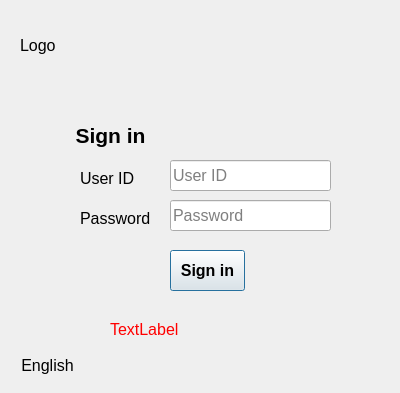
The window that uiforms/login.ui (initprog/QPos) describes before a commit, drawn with Qt 5.
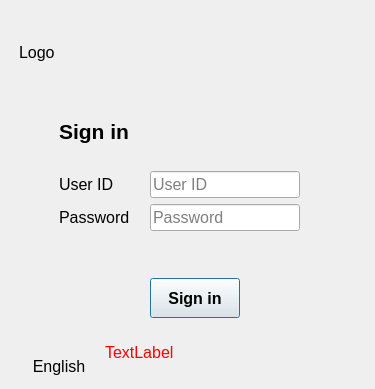
The same window after the commit. Icons and pictures are not drawn.

Commit message: Add layout to login form

What changed in the file:
```diff
--- a/uiforms/login.ui
+++ b/uiforms/login.ui
@@ -9,8 +9,8 @@
    <rect>
     <x>0</x>
     <y>0</y>
-    <width>400</width>
-    <height>393</height>
+    <width>375</width>
+    <height>389</height>
    </rect>
   </property>
   <property name="sizePolicy">
@@ -31,59 +31,103 @@
    <iconset theme="dialog-password">
     <normaloff>.</normaloff>.</iconset>
   </property>
-  <widget class="QPushButton" name="signinButton">
+  <widget class="QWidget" name="verticalLayoutWidget">
    <property name="geometry">
     <rect>
-     <x>170</x>
-     <y>250</y>
-     <width>75</width>
-     <height>41</height>
+     <x>-1</x>
+     <y>-10</y>
+     <width>371</width>
+     <height>401</height>
     </rect>
    </property>
-   <property name="font">
-    <font>
-     <pointsize>12</pointsize>
-     <bold>true</bold>
-    </font>
-   </property>
-   <property name="cursor">
-    <cursorShape>PointingHandCursor</cursorShape>
-   </property>
+   <layout class="QVBoxLayout" name="verticalLayout">
+    <property name="leftMargin">
+     <number>20</number>
+    </property>
+    <property name="topMargin">
+     <number>30</number>
+    </property>
+    <property name="rightMargin">
+     <number>30</number>
+    </property>
+    <property name="bottomMargin">
+     <number>0</number>
+    </property>
+    <item>
+     <widget class="QLabel" name="logo">
+      <property name="sizePolicy">
+       <sizepolicy hsizetype="Fixed" vsizetype="Fixed">
+        <horstretch>0</horstretch>
+        <verstretch>0</verstretch>
+       </sizepolicy>
+      </property>
+      <property name="minimumSize">
+       <size>
+        <width>64</width>
+        <height>64</height>
+       </size>
+      </property>
+      <property name="maximumSize">
+       <size>
+        <width>64</width>
+        <height>64</height>
+       </size>
+      </property>
    <property name="text">
-    <string>Sign in</string>
-   </property>
-   <property name="autoDefault">
-    <bool>false</bool>
-   </property>
-   <property name="default">
-    <bool>true</bool>
-   </property>
-   <property name="flat">
-    <bool>false</bool>
-   </property>
-  </widget>
+       <string>Logo</string>
+      </property>
+     </widget>
+    </item>
+    <item>
+     <spacer name="verticalSpacer">
+      <property name="orientation">
+       <enum>Qt::Vertical</enum>
+      </property>
+      <property name="sizeHint" stdset="0">
+       <size>
+        <width>20</width>
+        <height>40</height>
+       </size>
+      </property>
+     </spacer>
+    </item>
+    <item>
+     <layout class="QFormLayout" name="formLayout">
+      <property name="horizontalSpacing">
+       <number>20</number>
+      </property>
+      <property name="leftMargin">
+       <number>40</number>
+      </property>
+      <property name="rightMargin">
+       <number>40</number>
+      </property>
+      <property name="bottomMargin">
+       <number>10</number>
+      </property>
+      <item row="3" column="0">
+       <widget class="QLabel" name="userLabel">
+        <property name="text">
+         <string>User ID</string>
+        </property>
+       </widget>
+      </item>
+      <item row="3" column="1">
   <widget class="QLineEdit" name="userEdit">
-   <property name="geometry">
-    <rect>
-     <x>170</x>
-     <y>160</y>
-     <width>161</width>
-     <height>31</height>
-    </rect>
-   </property>
    <property name="placeholderText">
     <string>User ID</string>
    </property>
   </widget>
+      </item>
+      <item row="4" column="0">
+       <widget class="QLabel" name="pwdLabel">
+        <property name="text">
+         <string>Password</string>
+        </property>
+       </widget>
+      </item>
+      <item row="4" column="1">
   <widget class="QLineEdit" name="pwdEdit">
-   <property name="geometry">
-    <rect>
-     <x>170</x>
-     <y>200</y>
-     <width>161</width>
-     <height>31</height>
-    </rect>
-   </property>
    <property name="echoMode">
     <enum>QLineEdit::Password</enum>
    </property>
@@ -91,40 +135,64 @@
     <string>Password</string>
    </property>
   </widget>
-  <widget class="QLabel" name="userLabel">
-   <property name="geometry">
-    <rect>
-     <x>80</x>
-     <y>170</y>
-     <width>81</width>
-     <height>16</height>
-    </rect>
-   </property>
-   <property name="text">
-    <string>User ID</string>
-   </property>
-  </widget>
-  <widget class="QLabel" name="pwdLabel">
-   <property name="geometry">
-    <rect>
-     <x>80</x>
-     <y>210</y>
-     <width>71</width>
-     <height>16</height>
-    </rect>
-   </property>
+      </item>
+      <item row="6" column="1">
+       <widget class="QPushButton" name="signinButton">
+        <property name="sizePolicy">
+         <sizepolicy hsizetype="Fixed" vsizetype="Fixed">
+          <horstretch>0</horstretch>
+          <verstretch>0</verstretch>
+         </sizepolicy>
+        </property>
+        <property name="minimumSize">
+         <size>
+          <width>90</width>
+          <height>40</height>
+         </size>
+        </property>
+        <property name="font">
+         <font>
+          <pointsize>12</pointsize>
+          <bold>true</bold>
+         </font>
+        </property>
+        <property name="cursor">
+         <cursorShape>PointingHandCursor</cursorShape>
+        </property>
    <property name="text">
-    <string>Password</string>
-   </property>
-  </widget>
+         <string>Sign in</string>
+        </property>
+        <property name="autoDefault">
+         <bool>false</bool>
+        </property>
+        <property name="default">
+         <bool>true</bool>
+        </property>
+        <property name="flat">
+         <bool>false</bool>
+        </property>
+       </widget>
+      </item>
+      <item row="5" column="1">
+       <spacer name="verticalSpacer_2">
+        <property name="orientation">
+         <enum>Qt::Vertical</enum>
+        </property>
+        <property name="sizeHint" stdset="0">
+         <size>
+          <width>20</width>
+          <height>40</height>
+         </size>
+        </property>
+       </spacer>
+      </item>
+      <item row="1" column="0">
   <widget class="QLabel" name="title_label">
-   <property name="geometry">
-    <rect>
-     <x>70</x>
-     <y>120</y>
-     <width>81</width>
-     <height>31</height>
-    </rect>
+        <property name="sizePolicy">
+         <sizepolicy hsizetype="Fixed" vsizetype="Fixed">
+          <horstretch>0</horstretch>
+          <verstretch>0</verstretch>
+         </sizepolicy>
    </property>
    <property name="font">
     <font>
@@ -138,15 +206,48 @@
    <property name="alignment">
     <set>Qt::AlignCenter</set>
    </property>
-  </widget>
+        <property name="margin">
+         <number>0</number>
+        </property>
+       </widget>
+      </item>
+      <item row="2" column="1">
+       <spacer name="verticalSpacer_4">
+        <property name="orientation">
+         <enum>Qt::Vertical</enum>
+        </property>
+        <property name="sizeHint" stdset="0">
+         <size>
+          <width>20</width>
+          <height>20</height>
+         </size>
+        </property>
+       </spacer>
+      </item>
+     </layout>
+    </item>
+    <item>
+     <spacer name="verticalSpacer_3">
+      <property name="orientation">
+       <enum>Qt::Vertical</enum>
+      </property>
+      <property name="sizeHint" stdset="0">
+       <size>
+        <width>20</width>
+        <height>20</height>
+       </size>
+      </property>
+     </spacer>
+    </item>
+    <item>
+     <layout class="QHBoxLayout" name="horizontalLayout" stretch="0,1">
+      <item>
   <widget class="QPushButton" name="langButton">
-   <property name="geometry">
-    <rect>
-     <x>10</x>
-     <y>350</y>
-     <width>75</width>
-     <height>31</height>
-    </rect>
+        <property name="minimumSize">
+         <size>
+          <width>0</width>
+          <height>0</height>
+         </size>
    </property>
    <property name="cursor">
     <cursorShape>PointingHandCursor</cursorShape>
@@ -161,14 +262,20 @@
     <bool>true</bool>
    </property>
   </widget>
+      </item>
+      <item>
   <widget class="QLabel" name="msgLabel">
-   <property name="geometry">
-    <rect>
-     <x>110</x>
-     <y>320</y>
-     <width>251</width>
-     <height>41</height>
-    </rect>
+        <property name="sizePolicy">
+         <sizepolicy hsizetype="Preferred" vsizetype="Fixed">
+          <horstretch>0</horstretch>
+          <verstretch>0</verstretch>
+         </sizepolicy>
+        </property>
+        <property name="minimumSize">
+         <size>
+          <width>0</width>
+          <height>48</height>
+         </size>
    </property>
    <property name="styleSheet">
     <string notr="true">color: rgb(255, 0, 0);</string>
@@ -186,18 +293,10 @@
     <number>-1</number>
    </property>
   </widget>
-  <widget class="QLabel" name="logo">
-   <property name="geometry">
-    <rect>
-     <x>20</x>
-     <y>20</y>
-     <width>51</width>
-     <height>51</height>
-    </rect>
-   </property>
-   <property name="text">
-    <string>Logo</string>
-   </property>
+      </item>
+     </layout>
+    </item>
+   </layout>
   </widget>
  </widget>
  <resources/>
```
Lines whose indentation alone changed are shown as unchanged. The commit also changes 1 other file.
